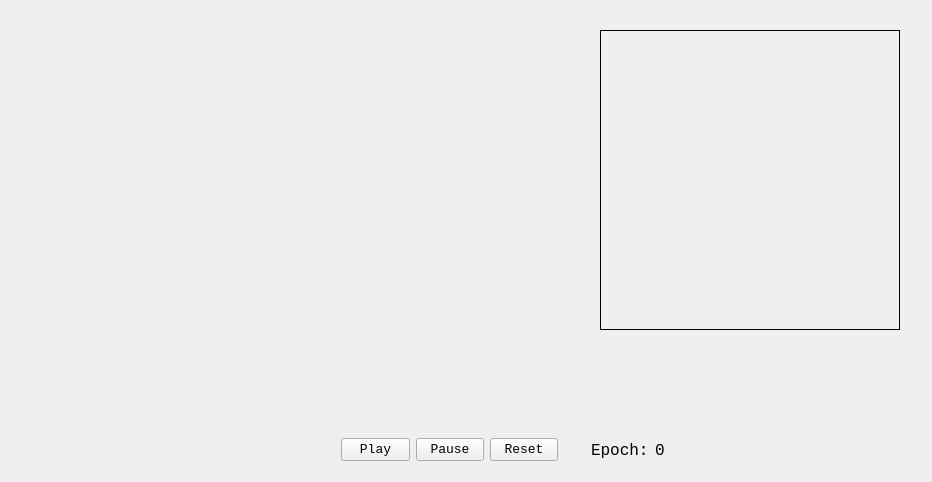
Above: mainwindow.ui from deimasu/dffnn before the change. Below: the same form after it.
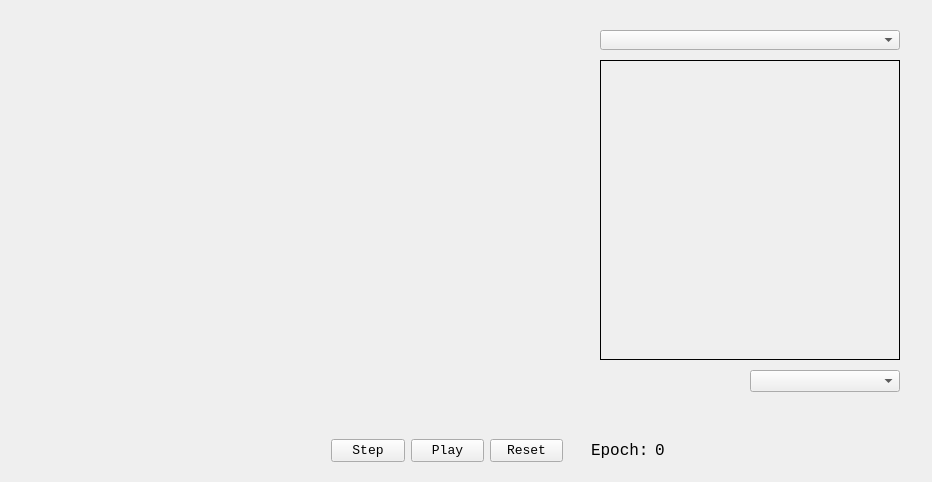
That is the form after the change.

Commit message: added data type selection; changed controls to step, play/pause, reset

```diff
--- a/mainwindow.ui
+++ b/mainwindow.ui
@@ -18,7 +18,7 @@
     <property name="geometry">
      <rect>
       <x>600</x>
-      <y>30</y>
+      <y>60</y>
       <width>300</width>
       <height>300</height>
      </rect>
@@ -33,13 +33,26 @@
    <widget class="QWidget" name="horizontalLayoutWidget">
     <property name="geometry">
      <rect>
-      <x>330</x>
-      <y>419</y>
-      <width>239</width>
+      <x>320</x>
+      <y>420</y>
+      <width>254</width>
       <height>61</height>
      </rect>
     </property>
     <layout class="QHBoxLayout" name="horizontalLayout">
+     <item>
+      <widget class="QPushButton" name="step_button">
+       <property name="font">
+        <font>
+         <family>Consolas</family>
+         <pointsize>10</pointsize>
+        </font>
+       </property>
+       <property name="text">
+        <string>Step</string>
+       </property>
+      </widget>
+     </item>
      <item>
       <widget class="QPushButton" name="play_button">
        <property name="font">
@@ -53,19 +66,6 @@
        </property>
       </widget>
      </item>
-     <item>
-      <widget class="QPushButton" name="pause_button">
-       <property name="font">
-        <font>
-         <family>Consolas</family>
-         <pointsize>10</pointsize>
-        </font>
-       </property>
-       <property name="text">
-        <string>Pause</string>
-       </property>
-      </widget>
-     </item>
      <item>
       <widget class="QPushButton" name="reset_button">
        <property name="font">
@@ -126,7 +126,7 @@
     <property name="geometry">
      <rect>
       <x>600</x>
-      <y>30</y>
+      <y>60</y>
       <width>300</width>
       <height>300</height>
      </rect>
@@ -138,6 +138,26 @@
      <string/>
     </property>
    </widget>
+   <widget class="QComboBox" name="data_combobox">
+    <property name="geometry">
+     <rect>
+      <x>600</x>
+      <y>30</y>
+      <width>300</width>
+      <height>20</height>
+     </rect>
+    </property>
+   </widget>
+   <widget class="QComboBox" name="color_combobox">
+    <property name="geometry">
+     <rect>
+      <x>750</x>
+      <y>370</y>
+      <width>150</width>
+      <height>22</height>
+     </rect>
+    </property>
+   </widget>
   </widget>
  </widget>
  <layoutdefault spacing="6" margin="11"/>
```
The commit also changes 10 other files.
